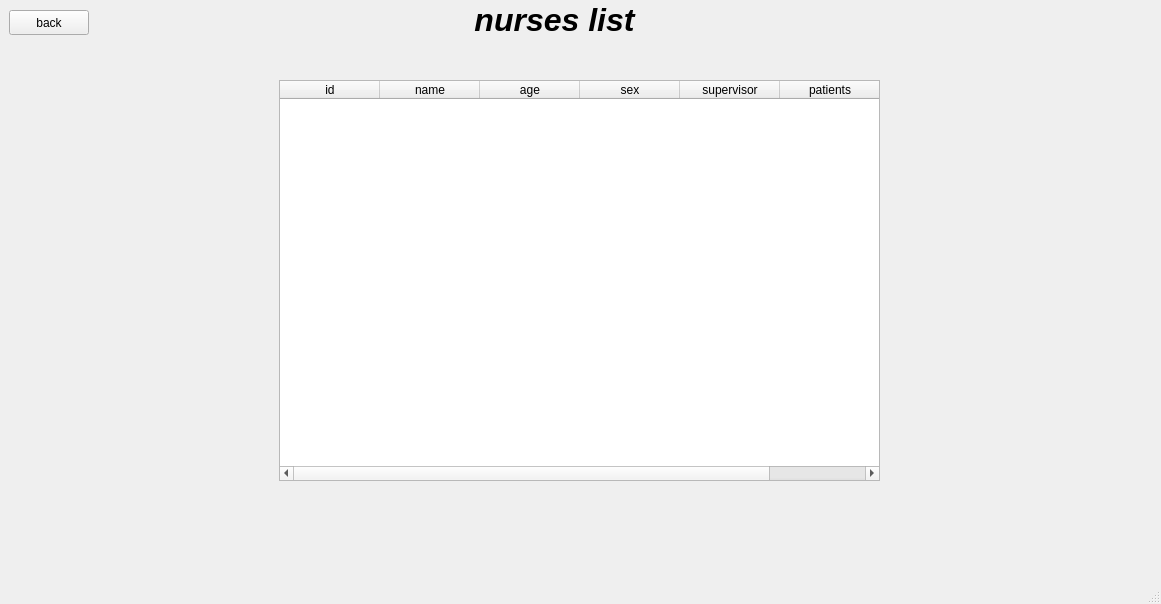
Old version of the form hospital/mainwindow.ui in the repository midou5098/hospital-remake.
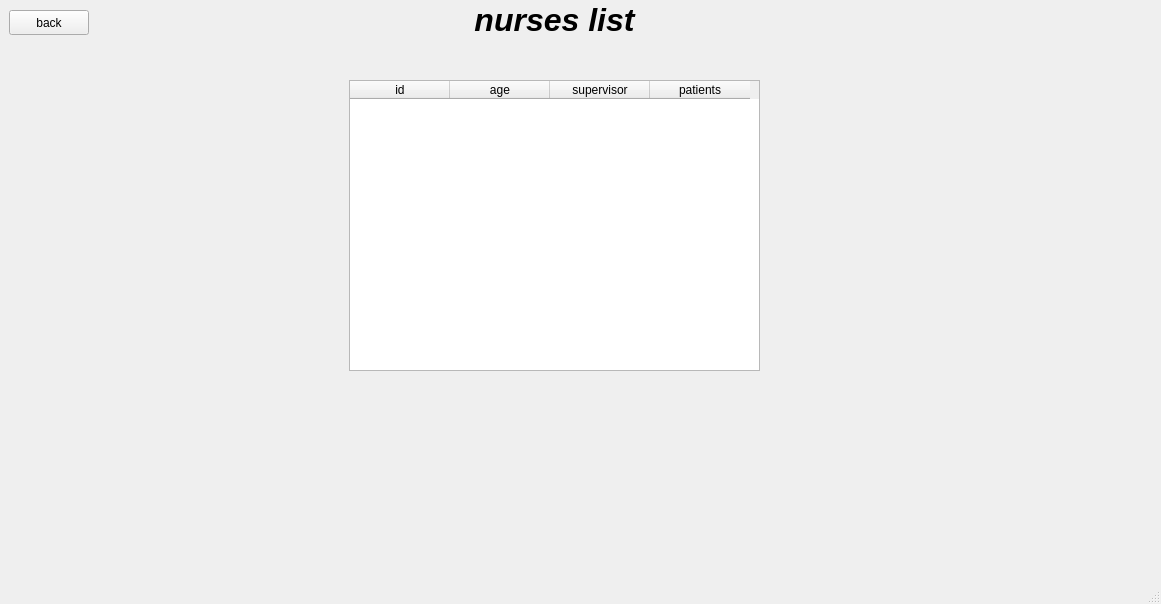
New version of the form. The open tabs and pages were chosen to show the change.

Patch:
```diff
--- a/hospital/mainwindow.ui
+++ b/hospital/mainwindow.ui
@@ -1567,10 +1567,10 @@
      <widget class="QTableWidget" name="tableWidget_2">
       <property name="geometry">
        <rect>
-        <x>280</x>
+        <x>350</x>
         <y>80</y>
-        <width>601</width>
-        <height>401</height>
+        <width>411</width>
+        <height>291</height>
        </rect>
       </property>
       <column>
@@ -1578,21 +1578,11 @@
         <string>id</string>
        </property>
       </column>
-      <column>
-       <property name="text">
-        <string>name</string>
-       </property>
-      </column>
       <column>
        <property name="text">
         <string>age</string>
        </property>
       </column>
-      <column>
-       <property name="text">
-        <string>sex</string>
-       </property>
-      </column>
       <column>
        <property name="text">
         <string>supervisor</string>
```
Left out of the diff: 2 changed lines with no effect on the pictures.
